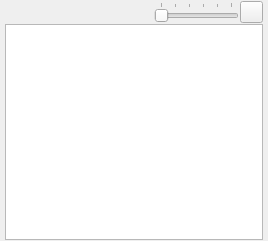
Qt form app/ui/colorpalette.ui (pencil2d/pencil) before a commit.
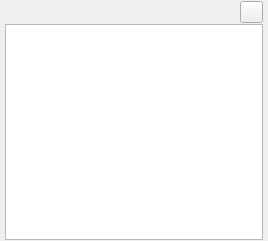
The same form after that commit. Icons and pictures are not drawn.

Commit message: Swatches change size to fit widget

```diff
--- a/app/ui/colorpalette.ui
+++ b/app/ui/colorpalette.ui
@@ -87,6 +87,19 @@
         </property>
        </widget>
       </item>
+      <item>
+       <spacer name="horizontalSpacer_2">
+        <property name="orientation">
+         <enum>Qt::Horizontal</enum>
+        </property>
+        <property name="sizeHint" stdset="0">
+         <size>
+          <width>40</width>
+          <height>20</height>
+         </size>
+        </property>
+       </spacer>
+      </item>
       <item>
        <widget class="QPushButton" name="colorDialogButton">
         <property name="sizePolicy">
@@ -147,28 +160,6 @@
         </property>
        </spacer>
       </item>
-      <item>
-       <widget class="QSlider" name="swatchSlider">
-        <property name="minimum">
-         <number>7</number>
-        </property>
-        <property name="maximum">
-         <number>17</number>
-        </property>
-        <property name="singleStep">
-         <number>2</number>
-        </property>
-        <property name="pageStep">
-         <number>2</number>
-        </property>
-        <property name="orientation">
-         <enum>Qt::Horizontal</enum>
-        </property>
-        <property name="tickPosition">
-         <enum>QSlider::TicksAbove</enum>
-        </property>
-       </widget>
-      </item>
       <item>
        <widget class="QToolButton" name="palettePref">
         <property name="minimumSize">
```
Left out of the diff: 26 changed lines with no effect on the pictures. The commit also changes 2 other files.
